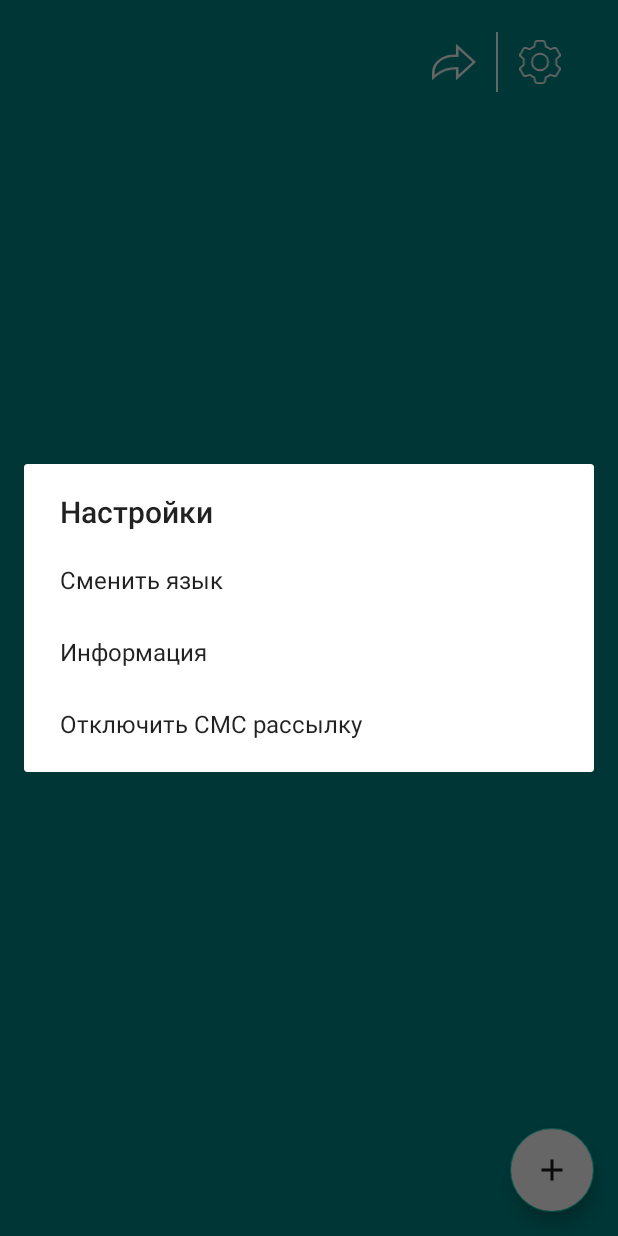
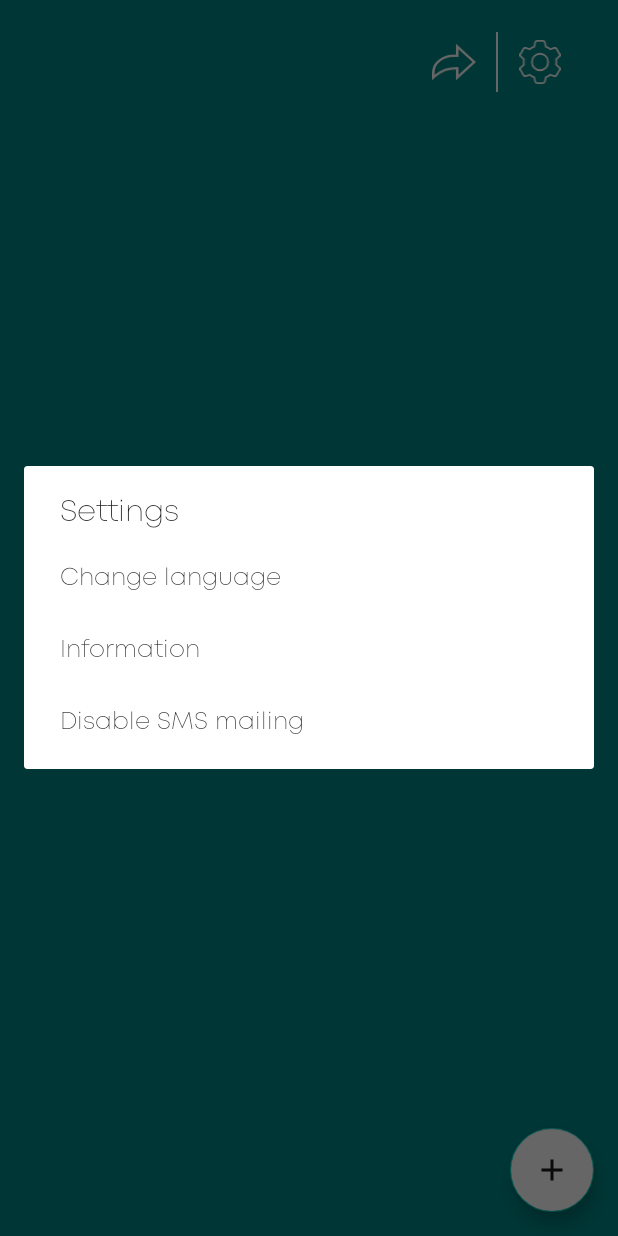
Before and after one commit to Zigfruid/Sos-project, an Android app: the screen it shows after launch (MainActivity), after a tap on an icon or button, on a phone screen of 412 x 824 dp. Run offline under Robolectric (Android 15) with nearby library versions, the phone set to English and light mode, and no system bars; our stand-ins replace Room's generated code, RxJava.

Commit message:
font and logo was done

```diff
--- a/app/src/main/java/com/example/sos/core/model/Settings.kt
+++ b/app/src/main/java/com/example/sos/core/model/Settings.kt
@@ -9,7 +9,7 @@ class Settings(context:Context) {
         const val LANGUAGE = "currentLanguage"
         const val POSITION = "position"
     }
-    private val preferences: SharedPreferences  = context.getSharedPreferences("LanguageSharedPreferences", Context.MODE_PRIVATE)
+    private val preferences: SharedPreferences = context.getSharedPreferences("LanguageSharedPreferences", Context.MODE_PRIVATE)
 
 
     fun setFirstLanguageSelected() {
@@ -26,6 +26,6 @@ class Settings(context:Context) {
     fun setPosition(position:Int){
         preferences.edit().putInt(POSITION, position).apply()
     }
-    fun getPosition() : Int = preferences.getInt(POSITION, 0)
+    fun getPosition() : Int = preferences.getInt(POSITION, 3)
 
 }
--- a/app/src/main/res/values/strings.xml
+++ b/app/src/main/res/values/strings.xml
@@ -1,31 +1,31 @@
 <resources>
     <string name="app_name">SOS</string>
-    <string name="contacts">Контакты</string>
-    <string name="permission_is_required">Чтобы полноценно работать в этой окне, нужны специальные разрешение. В настройке этой приложении дайте специальные разрешение.</string>
-    <string name="permission_required_title">Разрешение</string>
-    <string name="cancel">Отмена</string>
-    <string name="go_to_settings">Настройки</string>
-    <string name="change_language">Сменить язык</string>
-    <string name="information">Информация</string>
-    <string name="settings">Настройки</string>
-    <string name="russian_language">Русский</string>
-    <string name="karakalpak_language">Qaraqalpaq</string>
-    <string name="uzbek_language">Uzbek</string>
-    <string name="english_language">English</string>
-    <string name="information_message">Трех кратное быстрое нажатие на кнопку блокировки, активирует рассылку SOS сообщений.\n\nЕсли вы хотите поддержать нас, пожалуйста, свяжитесь с brighterDeeds@gmail.com</string>
+    <string name="contacts">Contacts</string>
+    <string name="permission_is_required">To work fully in this window, you need special permission. In the setting of this application, give special permission.</string>
+    <string name="permission_required_title">Permission</string>
+    <string name="cancel">Cancel</string>
+    <string name="go_to_settings">Settings</string>
+    <string name="change_language">Change language</string>
+    <string name="information">Information</string>
+    <string name="settings">Settings</string>
+    <string name="russian_language" translatable="false">Русский</string>
+    <string name="karakalpak_language" translatable="false">Qaraqalpaq</string>
+    <string name="uzbek_language" translatable="false">Uzbek</string>
+    <string name="english_language" translatable="false">English</string>
+    <string name="information_message">If you consider support us, please contact brighterDeeds@gmail.com</string>
     <string name="back">Назад</string>
     <string name="ok">Ok</string>
-    <string name="description">Вы еще не добавили экстренных контактов нажмите на кнопку + и добавьте</string>
-    <string name="select_contact">Вы еще не выбрали контакта</string>
+    <string name="description">You have not added emergency contacts yet, click + button and add them</string>
+    <string name="select_contact">You haven\'t been choose contact</string>
     <string name="appwidget_text" translatable="false">SOS widget</string>
     <string name="add_widget" translatable="false">Add widget</string>
     <string name="app_widget_description" translatable="false">This is an app widget description</string>
-    <string name="background_work">Работает в фоновом режиме</string>
-    <string name="sms_text">Вы мой экстренный контакт. Мне нужна помощь. Вот мое примерное местоположение:https://www.google.com/maps/dir/?api=1&amp;destination=%1$s,%2$s&amp;travelmode=driving</string>
-    <string name="stop_sent_sms">Отключить СМС рассылку</string>
-    <string name="yes">Да</string>
-    <string name="no">Нет</string>
-    <string name="sms_stop_dialog">Вы действительно хотите остановить СМС-рассылку?</string>
-    <string name="warning">Включите GPS или мобильный интернет, без этого приложение не будет работать!</string>
-    <string name="add_contacts">Добавить в список SOS</string>
+    <string name="background_work">Works in the background</string>
+    <string name="sms_text">You are my emergency contact. I need some help. Here is my approximate location:https://www.google.com/maps/dir/?api=1&amp;destination=%1$s,%2$s&amp;travelmode=driving</string>
+    <string name="stop_sent_sms">Disable SMS mailing</string>
+    <string name="yes">Yes</string>
+    <string name="no">No</string>
+    <string name="sms_stop_dialog">Do you really want to stop sending SMS messages?</string>
+    <string name="warning">Turn on GPS or mobile internet, without this the application will not work!</string>
+    <string name="add_contacts">Add to SOS list</string>
 </resources>
--- a/app/src/main/res/values/themes.xml
+++ b/app/src/main/res/values/themes.xml
@@ -2,6 +2,7 @@
     <!-- Base application theme. -->
     <style name="Theme.SOS" parent="Theme.MaterialComponents.Light.NoActionBar">
         <!-- Primary brand color. -->
+        <item name="fontFamily">@font/mont_light</item>
         <item name="colorPrimary">@color/purple_200</item>
         <item name="colorPrimaryVariant">@color/purple_500</item>
         <item name="colorOnPrimary">@color/purple_700</item>
@@ -19,6 +20,5 @@
         <item name="appWidgetPadding">4dp</item>
         <item name="appWidgetInnerRadius">4dp</item>
     </style>
-
     <style name="Theme.SOS.AppWidgetContainer" parent="Theme.SOS.AppWidgetContainerParent" />
 </resources>
```
Also changed, not shown: app/src/main/java/com/example/sos/service/LockService.kt (+1 -79 lines), app/src/main/res/drawable/icon_512.png (added), app/src/main/res/font/mont_heavy.otf (added), app/src/main/res/font/mont_light.otf (added), 4 other files.
